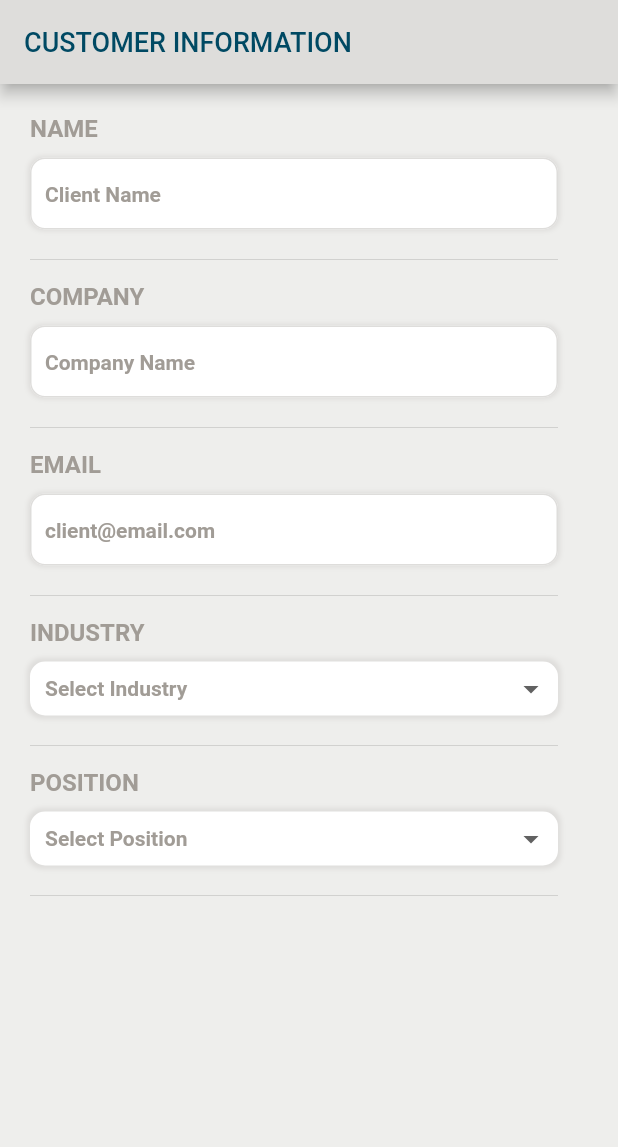
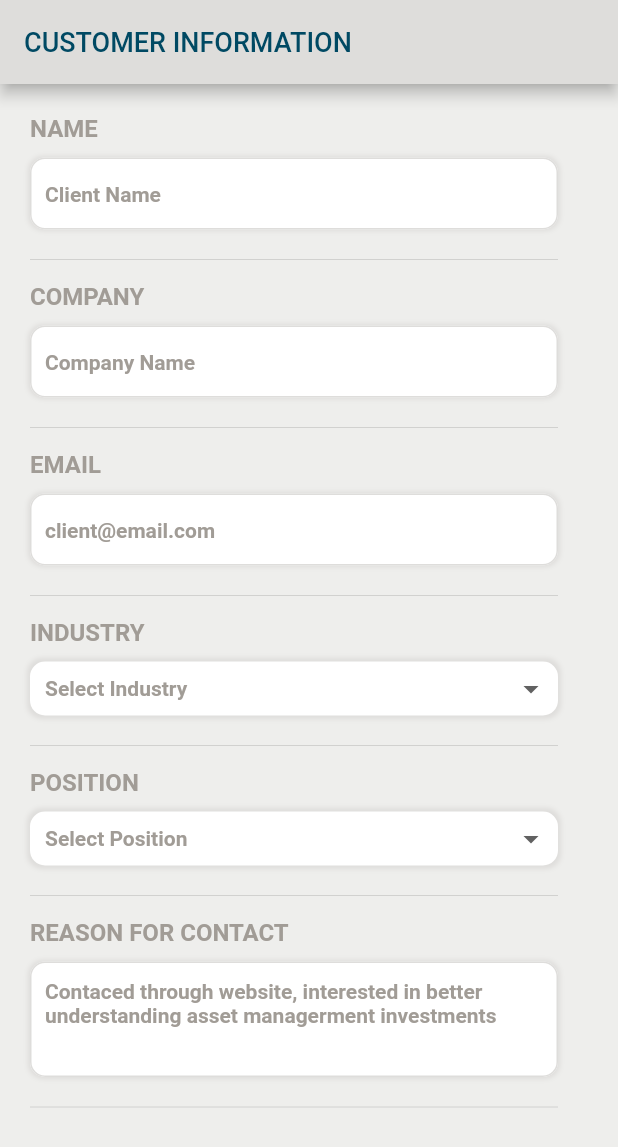
Before and after one commit to SonQBChau/brand_root_solution, a Flutter app: the screen it shows after launch, on a phone screen of 412 x 824 dp. Shown: the top 1147 px of the screen. Run offline on Flutter 3.47's test engine with Material 2 defaults, Android fonts, the phone set to English and light mode, and no system bars.

Commit message:
add reason widget

```diff
--- a/lib/screens/customer_info_page.dart
+++ b/lib/screens/customer_info_page.dart
@@ -29,6 +29,7 @@ class CustomerInfoPage extends StatelessWidget {
     formWidget.add(EmailWidget());
     formWidget.add(IndustryWidget());
     formWidget.add(PositionWidget());
+    formWidget.add(ReasonWidget());
 
     return formWidget;
   }
@@ -370,3 +371,66 @@ class PositionWidget extends StatelessWidget {
     );
   }
 }
+
+
+class ReasonWidget extends StatelessWidget {
+  @override
+  Widget build(BuildContext context) {
+    return Padding(
+      padding: const EdgeInsets.only(left: 20, right: 40, top: 0, bottom: 0),
+      child: Column(
+        crossAxisAlignment: CrossAxisAlignment.start,
+        children: <Widget>[
+          Text(
+            'REASON FOR CONTACT',
+            style: TextStyle(
+                color: colorGrey, fontWeight: FontWeight.bold, fontSize: 16),
+          ),
+          SizedBox(
+            height: 10,
+          ),
+          Container(
+            decoration: BoxDecoration(
+              boxShadow: [
+                BoxShadow(
+                  color: colorGrey20,
+                  blurRadius: 2.0, // has the effect of softening the shadow
+                  spreadRadius: 1.0, // has the effect of extending the shadow
+                )
+              ],
+              borderRadius: BorderRadius.circular(10),
+            ),
+            child: TextFormField(
+              decoration: InputDecoration(
+                contentPadding:
+                EdgeInsets.symmetric(vertical: 10, horizontal: 10),
+                enabledBorder: OutlineInputBorder(
+                  borderSide: BorderSide(color: colorGrey20),
+                  borderRadius: BorderRadius.all(Radius.circular(10.0)),
+                ),
+                focusedBorder: OutlineInputBorder(
+                  borderSide: BorderSide(color: Colors.blue),
+                  borderRadius: BorderRadius.all(Radius.circular(10.0)),
+                ),
+                hintText: 'Contaced through website, interested in better understanding asset managerment investments',
+                hintStyle: TextStyle(
+                    color: colorGrey,
+                    fontWeight: FontWeight.w600,
+                    fontSize: 14),
+                fillColor: Colors.white,
+                filled: true,
+              ),
+              maxLines: 3,
+            ),
+          ),
+          SizedBox(
+            height: 5,
+          ),
+          Divider(
+            height: 30,
+          ),
+        ],
+      ),
+    );
+  }
+}
```
